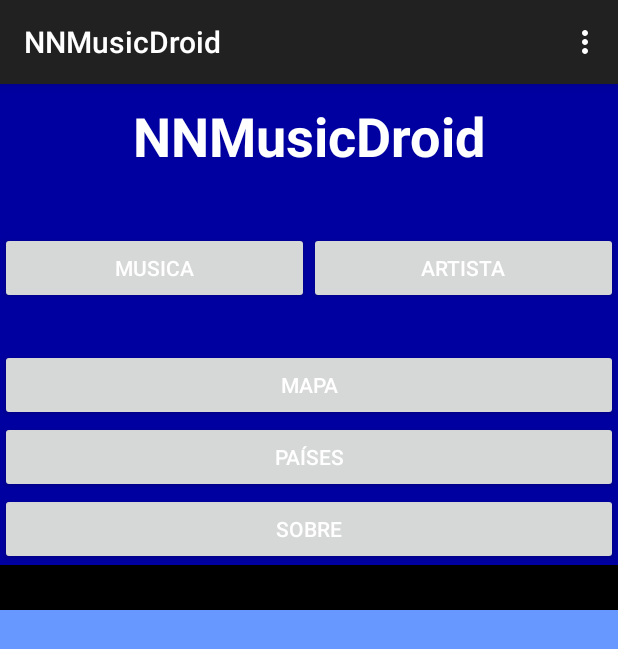
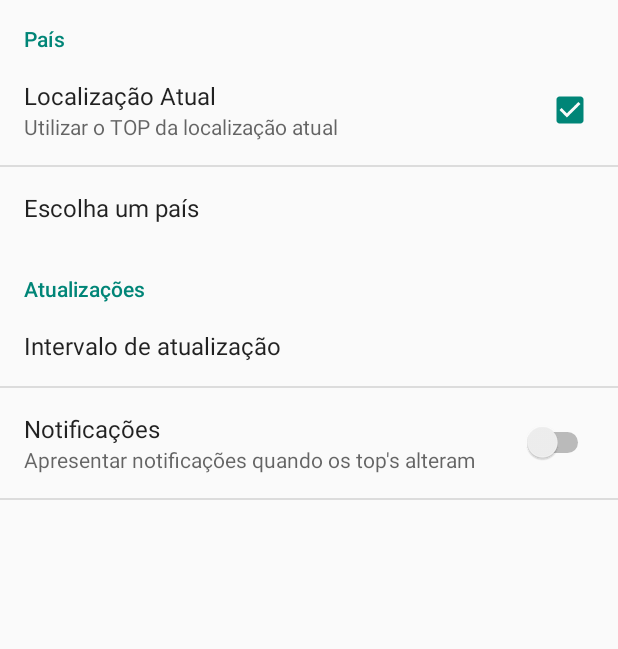
Before and after one commit to luisneiva/CMU, an Android app: the screen it shows after launch (MainActivity before the commit, PreferencesActivity after it), in the options menu, after a tap on "Settings", on a phone screen of 412 x 824 dp. Shown: the top 649 px of the screen. Run offline under Robolectric (Android 15) with nearby library versions, the phone set to English and light mode, and no system bars; 1 statement that could not run was skipped.

Commit message:
Início Desenvolvimento das Preferences

```diff
--- a/app/build.gradle
+++ b/app/build.gradle
@@ -25,6 +25,8 @@ dependencies {
     compile project(':MusicDroidLib')
     // You must install or update the Support Repository through the SDK manager to use this dependency.
     // You must install or update the Support Repository through the SDK manager to use this dependency.
+    // You must install or update the Support Repository through the SDK manager to use this dependency.
+    // You must install or update the Support Repository through the SDK manager to use this dependency.
     compile 'com.android.support:appcompat-v7:19.+'
     compile 'com.google.android.gms:play-services:4.+'
     // You must install or update the Support Repository through the SDK manager to use this dependency.
--- a/app/src/main/AndroidManifest.xml
+++ b/app/src/main/AndroidManifest.xml
@@ -84,6 +84,11 @@
                 android:name="android.appwidget.provider"
                 android:resource="@xml/widget_provider" />
         </receiver>
+
+        <activity
+            android:name=".PreferencesActivity"
+            android:label="@string/title_activity_preferences" >
+        </activity>
     </application>
 
 </manifest>
--- a/app/src/main/java/pt/ipp/estgf/nnmusicdroid/MainActivity.java
+++ b/app/src/main/java/pt/ipp/estgf/nnmusicdroid/MainActivity.java
@@ -2,6 +2,8 @@ package pt.ipp.estgf.nnmusicdroid;
 
 import android.content.Context;
 import android.content.Intent;
+import android.preference.PreferenceActivity;
+import android.preference.PreferenceScreen;
 import android.support.v7.app.ActionBarActivity;
 import android.os.Bundle;
 import android.view.Menu;
@@ -111,6 +113,10 @@ public class MainActivity extends ActionBarActivity {
         // as you specify a parent activity in AndroidManifest.xml.
         int id = item.getItemId();
         if (id == R.id.action_settings) {
+
+            Intent intent = new Intent(MainActivity.this, PreferencesActivity.class);
+            startActivity(intent);
+
             return true;
         }
         return super.onOptionsItemSelected(item);
--- /dev/null
+++ b/app/src/main/java/pt/ipp/estgf/nnmusicdroid/PreferencesActivity.java
@@ -0,0 +1,39 @@
+package pt.ipp.estgf.nnmusicdroid;
+
+import android.content.Intent;
+import android.preference.PreferenceActivity;
+import android.os.Bundle;
+import android.preference.PreferenceScreen;
+import android.view.Menu;
+import android.view.MenuItem;
+import pt.ipp.estgf.nnmusicdroid.R;
+
+public class PreferencesActivity extends PreferenceActivity {
+
+    @Override
+    protected void onCreate(Bundle savedInstanceState) {
+        super.onCreate(savedInstanceState);
+        addPreferencesFromResource(R.xml.preferences);
+        //setContentView(R.layout.activity_preferences);
+    }
+
+
+    @Override
+    public boolean onCreateOptionsMenu(Menu menu) {
+        // Inflate the menu; this adds items to the action bar if it is present.
+        getMenuInflater().inflate(R.menu.preferences, menu);
+        return true;
+    }
+
+    @Override
+    public boolean onOptionsItemSelected(MenuItem item) {
+        // Handle action bar item clicks here. The action bar will
+        // automatically handle clicks on the Home/Up button, so long
+        // as you specify a parent activity in AndroidManifest.xml.
+        int id = item.getItemId();
+        if (id == R.id.action_settings) {
+            return true;
+        }
+        return super.onOptionsItemSelected(item);
+    }
+}
--- /dev/null
+++ b/app/src/main/res/menu/preferences.xml
@@ -0,0 +1,9 @@
+<menu xmlns:android="http://schemas.android.com/apk/res/android"
+    xmlns:app="http://schemas.android.com/apk/res-auto"
+    xmlns:tools="http://schemas.android.com/tools"
+    tools:context="pt.ipp.estgf.nnmusicdroid.PreferencesActivity" >
+    <item android:id="@+id/action_settings"
+        android:title="@string/action_settings"
+        android:orderInCategory="100"
+        app:showAsAction="never" />
+</menu>
--- /dev/null
+++ b/app/src/main/res/values/arrays.xml
@@ -0,0 +1,20 @@
+<?xml version="1.0" encoding="utf-8"?>
+
+<resources>
+
+    <string-array name="pref_time_update">
+        <item name="10 Minutos"></item>
+        <item name="30 Minutos"></item>
+        <item name="1 Hora"></item>
+        <item name="2 Horas"></item>
+        <item name="3 Horas"></item>
+    </string-array>
+    <string-array name="pref_time_update_values">
+        <item>10</item>
+        <item>30</item>
+        <item>60</item>
+        <item>120</item>
+        <item>180</item>
+    </string-array>
+
+</resources>
--- a/app/src/main/res/values/strings.xml
+++ b/app/src/main/res/values/strings.xml
@@ -55,5 +55,6 @@
     <string name="title_activity_top5_musics_artists">Top5MusicsArtists</string>
     <string name="appwidget_text">EXAMPLE</string>
     <string name="add_widget">Add widget</string>
+    <string name="title_activity_preferences">PreferencesActivity</string>
 
 </resources>
--- /dev/null
+++ b/app/src/main/res/xml/preferences.xml
@@ -0,0 +1,30 @@
+<?xml version="1.0" encoding="utf-8"?>
+
+<PreferenceScreen xmlns:android="http://schemas.android.com/apk/res/android">
+
+
+    <PreferenceCategory android:title="País">
+        <CheckBoxPreference
+            android:defaultValue="true"
+            android:key="pref_atual_location"
+            android:summary="Utilizar o TOP da localização atual"
+            android:title="Localização Atual"/>
+    </PreferenceCategory>
+    <PreferenceScreen android:title="Escolha um país"/>
+
+    <PreferenceCategory android:title="Atualizações">
+        <ListPreference
+            android:key="pref_time_update"
+            android:title="Intervalo de atualização"
+            android:entries="@array/pref_time_update"
+            android:entryValues="@array/pref_time_update_values"
+            android:defaultValue="10"/>
+
+        <SwitchPreference
+            android:title="Notificações"
+            android:key="pref_notifications_not_enable"
+            android:summary="Apresentar notificações quando os top's alteram"
+            android:defaultValue="false"/>
+    </PreferenceCategory>
+
+</PreferenceScreen>
```
Also changed, not shown: 2 other files.
